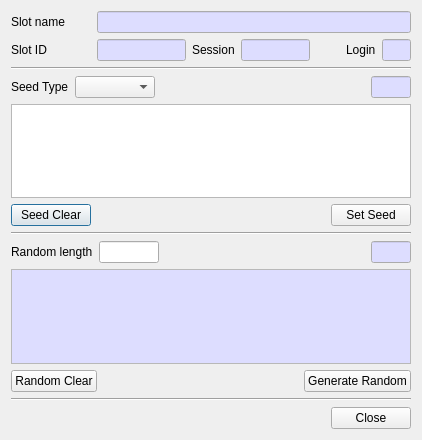
Qt form CryptokiMan/rand_dlg.ui (jykim74/CryptokiMan) before a commit.
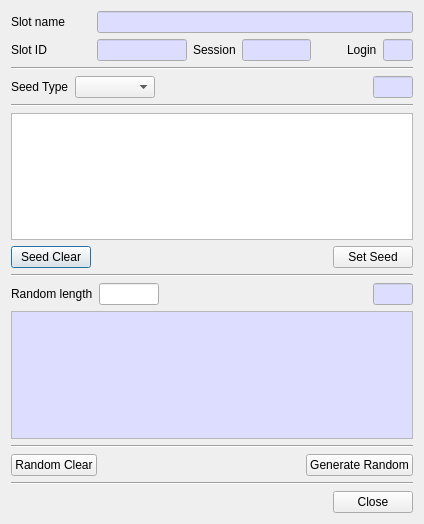
The same form after that commit.

Diff of the .ui file:
```diff
--- a/CryptokiMan/rand_dlg.ui
+++ b/CryptokiMan/rand_dlg.ui
@@ -6,8 +6,8 @@
    <rect>
     <x>0</x>
     <y>0</y>
-    <width>418</width>
-    <height>440</height>
+    <width>424</width>
+    <height>524</height>
    </rect>
   </property>
   <property name="windowTitle">
@@ -365,6 +365,13 @@
      </item>
     </layout>
    </item>
+   <item>
+    <widget class="Line" name="line">
+     <property name="orientation">
+      <enum>Qt::Horizontal</enum>
+     </property>
+    </widget>
+   </item>
    <item>
     <widget class="QPlainTextEdit" name="mSeedText">
      <property name="minimumSize">
@@ -549,6 +556,13 @@
      </property>
     </widget>
    </item>
+   <item>
+    <widget class="Line" name="line_5">
+     <property name="orientation">
+      <enum>Qt::Horizontal</enum>
+     </property>
+    </widget>
+   </item>
    <item>
     <layout class="QGridLayout" name="gridLayout_6">
      <property name="topMargin">
```
